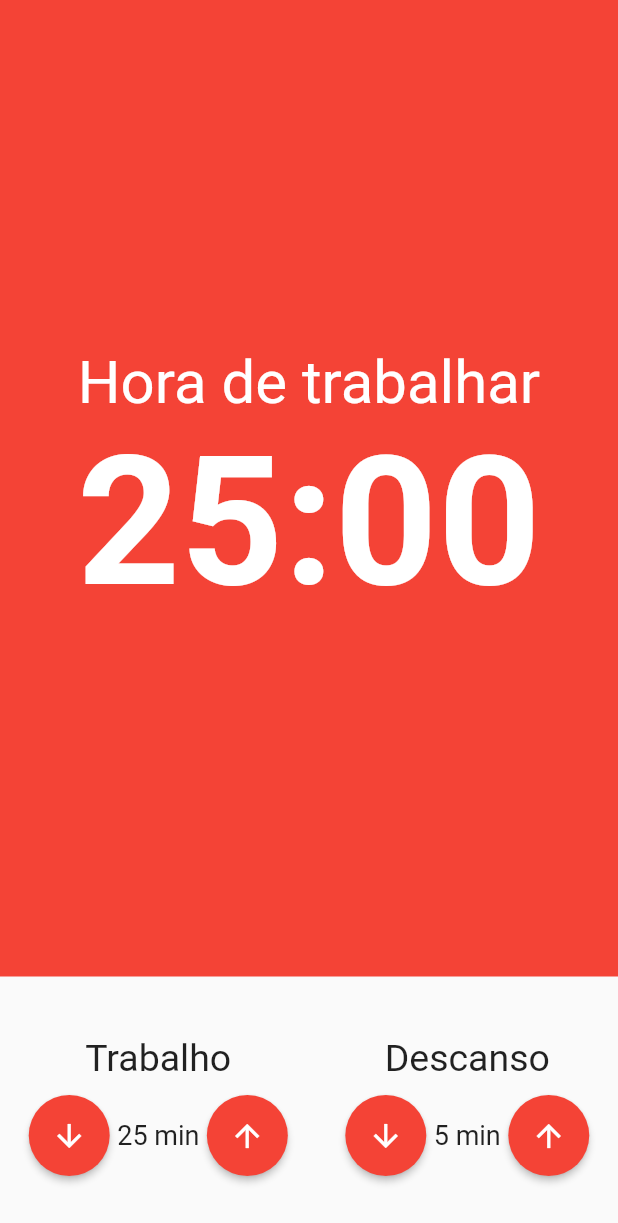
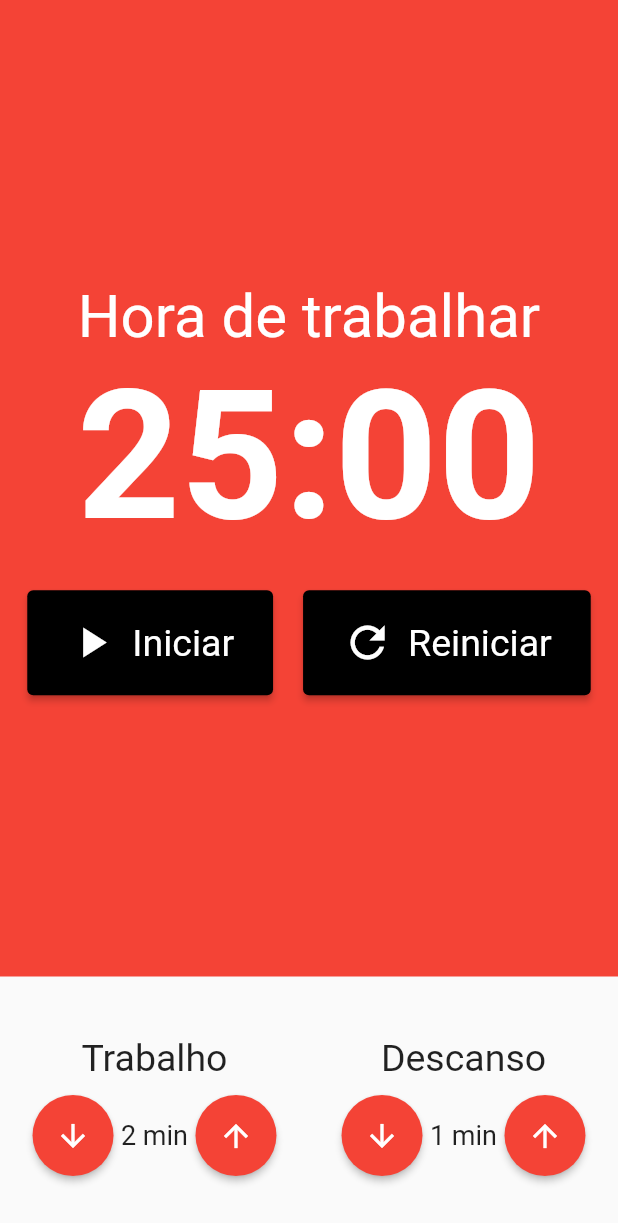
Before and after one commit to hansmboron/pomodoro, a Flutter app: the screen it shows after launch, on a phone screen of 412 x 824 dp. Shown: the top 1223 px of the screen. Run offline on Flutter 3.47's test engine with Material 2 defaults, Android fonts, the phone set to English and light mode, and no system bars; our stand-ins replace flutter_mobx, mobx; generated files the repository leaves out were written again.

Commit message:
add pomodoro store

```diff
--- a/lib/components/cronometer.dart
+++ b/lib/components/cronometer.dart
@@ -1,4 +1,5 @@
 import 'package:flutter/material.dart';
+import 'package:pomodoro/components/cronometer_button.dart';
 
 class Cronometer extends StatelessWidget {
   const Cronometer({Key? key}) : super(key: key);
@@ -11,21 +12,40 @@ class Cronometer extends StatelessWidget {
       ),
       child: Column(
         mainAxisAlignment: MainAxisAlignment.center,
-        children: const [
-          Text(
+        children: [
+          const Text(
             'Hora de trabalhar',
             style: TextStyle(
               fontSize: 40,
               color: Colors.white,
             ),
           ),
-          Text(
+          const Text(
             '25:00',
             style: TextStyle(
               fontSize: 120,
               color: Colors.white,
               fontWeight: FontWeight.bold,
             ),
+          ),
+          const SizedBox(height: 18),
+          Row(
+            mainAxisAlignment: MainAxisAlignment.center,
+            children: const [
+              Padding(
+                padding: EdgeInsets.only(right: 10),
+                child:
+                    CronometerButton(text: 'Iniciar', icon: Icons.play_arrow),
+              ),
+              // Padding(
+              //   padding: EdgeInsets.only(right: 10),
+              //   child: CronometerButton(text: 'Parar', icon: Icons.stop),
+              // ),
+              Padding(
+                padding: EdgeInsets.only(left: 10),
+                child: CronometerButton(text: 'Reiniciar', icon: Icons.refresh),
+              ),
+            ],
           )
         ],
       ),
--- a/lib/components/input_time.dart
+++ b/lib/components/input_time.dart
@@ -3,11 +3,15 @@ import 'package:flutter/material.dart';
 class InputTime extends StatelessWidget {
   final int value;
   final String title;
+  final VoidCallback increment;
+  final VoidCallback decrement;
 
   const InputTime({
     Key? key,
     required this.value,
     required this.title,
+    required this.increment,
+    required this.decrement,
   }) : super(key: key);
 
   @override
@@ -24,7 +28,7 @@ class InputTime extends StatelessWidget {
           mainAxisAlignment: MainAxisAlignment.center,
           children: [
             ElevatedButton(
-              onPressed: () {},
+              onPressed: decrement,
               child: const Icon(
                 Icons.arrow_downward,
                 color: Colors.white,
@@ -40,15 +44,16 @@ class InputTime extends StatelessWidget {
               style: const TextStyle(fontSize: 18),
             ),
             ElevatedButton(
-              onPressed: () {},
+              onPressed: increment,
               child: const Icon(
                 Icons.arrow_upward,
                 color: Colors.white,
               ),
               style: ElevatedButton.styleFrom(
-                  shape: const CircleBorder(),
-                  padding: const EdgeInsets.all(15),
-                  primary: Colors.red),
+                shape: const CircleBorder(),
+                padding: const EdgeInsets.all(15),
+                primary: Colors.red,
+              ),
             ),
           ],
         ),
--- a/lib/pages/pomodoro_page.dart
+++ b/lib/pages/pomodoro_page.dart
@@ -1,12 +1,15 @@
 import 'package:flutter/material.dart';
+import 'package:flutter_mobx/flutter_mobx.dart';
 import 'package:pomodoro/components/cronometer.dart';
 import 'package:pomodoro/components/input_time.dart';
+import 'package:pomodoro/stores/pomodoro_store.dart';
 
 class Pomodoro extends StatelessWidget {
   const Pomodoro({Key? key}) : super(key: key);
 
   @override
   Widget build(BuildContext context) {
+    final PomodoroStore pomodoroStore = PomodoroStore();
     return Scaffold(
       body: Column(
         crossAxisAlignment: CrossAxisAlignment.stretch,
@@ -14,12 +17,24 @@ class Pomodoro extends StatelessWidget {
           const Expanded(child: Cronometer()),
           Padding(
             padding: const EdgeInsets.symmetric(vertical: 40),
-            child: Row(
-              mainAxisAlignment: MainAxisAlignment.spaceAround,
-              children: const [
-                InputTime(value: 25, title: 'Trabalho'),
-                InputTime(value: 5, title: 'Descanso'),
-              ],
+            child: Observer(
+              builder: (_) => Row(
+                mainAxisAlignment: MainAxisAlignment.spaceAround,
+                children: [
+                  InputTime(
+                    value: pomodoroStore.timeWork,
+                    title: 'Trabalho',
+                    increment: pomodoroStore.incrementWorkTime,
+                    decrement: pomodoroStore.decrementWorkTime,
+                  ),
+                  InputTime(
+                    value: pomodoroStore.timeRest,
+                    title: 'Descanso',
+                    increment: pomodoroStore.incrementRestTime,
+                    decrement: pomodoroStore.decrementRestTime,
+                  ),
+                ],
+              ),
             ),
           ),
         ],
```
Also changed, not shown: lib/stores/pomodoro_store.dart (added, +31 -0 lines), lib/stores/pomodoro_store.g.dart (added).
